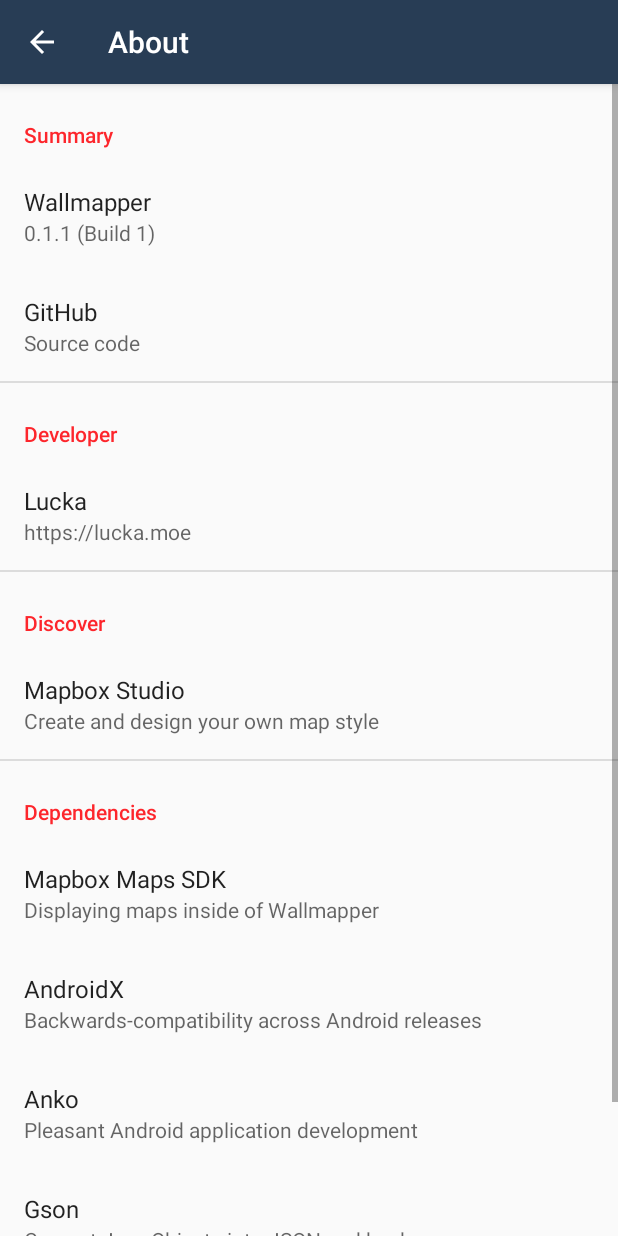
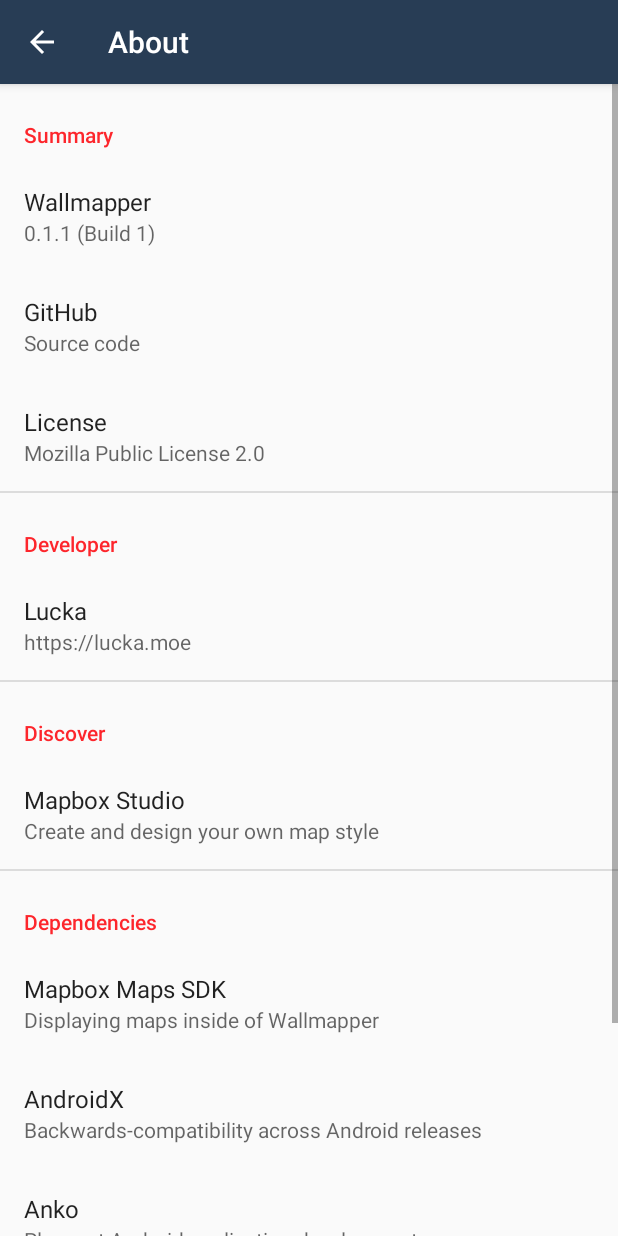
Before and after one commit to lucka-me/mapler-android, an Android app: the PreferenceAboutActivity screen opened directly, with no data from a screen before it, on a phone screen of 412 x 824 dp. Run offline under Robolectric (Android 15) with nearby library versions, the phone set to English and light mode, and no system bars; our stand-ins replace androidx.preference.

Commit message:
Update [0.1.1] - New function: Style Preview
Added
- A preference linked to License page in About screen
- [DATA_VERSION] in [DefaultValue]

Removed
- Calling [cancel()] in [SnapshotKit.takeSnapshot()], which is
  meaningless

```diff
--- a/wallmapper/src/main/java/labs/lucka/wallmapper/DefaultValue.kt
+++ b/wallmapper/src/main/java/labs/lucka/wallmapper/DefaultValue.kt
@@ -31,4 +31,8 @@ class DefaultValue {
         OpenJsonFile(3001)
     }
 
+    companion object {
+        const val DATA_VERSION: Int = 1
+    }
+
 }
--- a/wallmapper/src/main/java/labs/lucka/wallmapper/MapKit.kt
+++ b/wallmapper/src/main/java/labs/lucka/wallmapper/MapKit.kt
@@ -196,7 +196,7 @@ class MapKit(private val context: Context) {
                 return
             }
             if (
-                context.defaultSharedPreferences.getInt(context.getString(R.string.pref_data_version), 1)
+                context.defaultSharedPreferences.getInt(context.getString(R.string.pref_data_version), DefaultValue.DATA_VERSION)
                 == DataKit.CURRENT_DATA_VERSION
             ) return
 
--- a/wallmapper/src/main/java/labs/lucka/wallmapper/SnapshotKit.kt
+++ b/wallmapper/src/main/java/labs/lucka/wallmapper/SnapshotKit.kt
@@ -22,7 +22,6 @@ class SnapshotKit(private val context: Context) {
     ) {
         snapshotter.setSize((width / pixelRatio).toInt(), (height / pixelRatio).toInt())
         setCallback()
-        snapshotter.cancel()
         snapshotter.start(
             { mapSnapshot: MapSnapshot ->
                 onSnapshotReady(mapSnapshot.bitmap)
--- a/wallmapper/src/main/res/values/strings_about.xml
+++ b/wallmapper/src/main/res/values/strings_about.xml
@@ -8,6 +8,9 @@
     <string name="pref_about_summary_github_title">GitHub</string>
     <string name="pref_about_summary_github_summary">Source code</string>
     <string name="pref_about_summary_github_url">https://github.com/lucka-me/Wallmapper-android</string>
+    <string name="pref_about_summary_license_title">License</string>
+    <string name="pref_about_summary_license_summary">Mozilla Public License 2.0</string>
+    <string name="pref_about_summary_license_url">https://github.com/lucka-me/Wallmapper-android/blob/master/LICENSE</string>
 
     <string name="pref_about_developer_category_title">Developer</string>
     <string name="pref_about_developer_lucka_title">Lucka</string>
--- a/wallmapper/src/main/res/xml/preference_about.xml
+++ b/wallmapper/src/main/res/xml/preference_about.xml
@@ -23,6 +23,15 @@
             <intent
                     android:action="android.intent.action.VIEW"
                     android:data="@string/pref_about_summary_github_url" />
+        </Preference>
+
+        <Preference
+                android:title="@string/pref_about_summary_license_title"
+                android:summary="@string/pref_about_summary_license_summary"
+                app:iconSpaceReserved="false">
+            <intent
+                    android:action="android.intent.action.VIEW"
+                    android:data="@string/pref_about_summary_license_url" />
         </Preference>
 
     </PreferenceCategory>
```
Also changed, not shown: wallmapper/src/main/java/labs/lucka/wallmapper/WallmapperLiveService.kt (+8 -8 lines), 4 other files.
